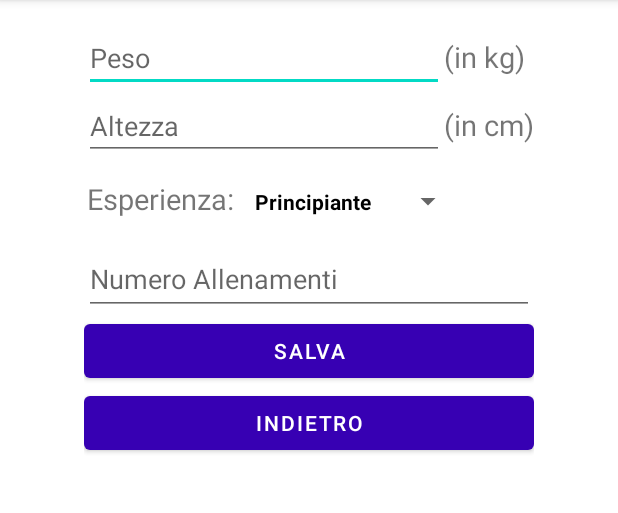
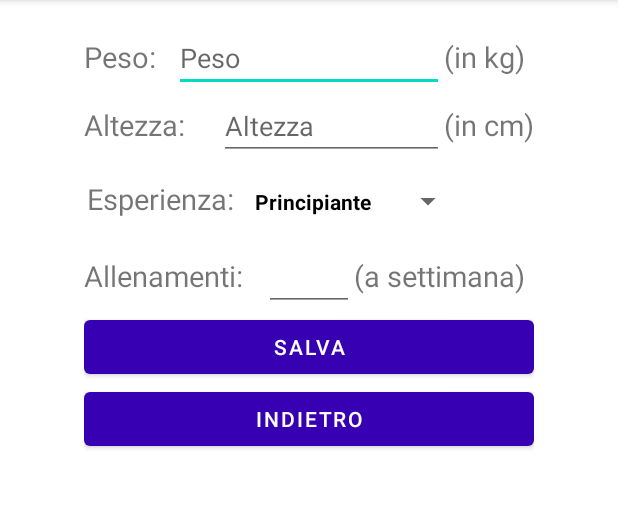
Before and after one commit to Tensa53/SmartGym, an Android app: the ModificaCaratteristicheActivity screen opened directly, with no data from a screen before it, on a phone screen of 412 x 824 dp, the part 84-597 px from its top. Run offline under Robolectric (Android 15) with nearby library versions, the light colour scheme and no system bars; our stand-ins replace Firebase (no records; nobody signed in at launch, a user with empty details on screens opened directly); 6 statements that could not run were skipped.

Commit message:
Migliorie ai controlli dei form

```diff
--- a/app/build.gradle
+++ b/app/build.gradle
@@ -43,5 +43,6 @@ dependencies {
     implementation 'androidx.navigation:navigation-ui:2.5.3'
     testImplementation 'junit:junit:4.13.2'
     androidTestImplementation 'androidx.test.ext:junit:1.1.4'
+    testImplementation "org.mockito:mockito-core:3.+"
     androidTestImplementation 'androidx.test.espresso:espresso-core:3.5.0'
 }
--- a/app/src/main/java/com/example/smartgym/infoUtenti/application/activity/ModificaCaratteristicheActivity.java
+++ b/app/src/main/java/com/example/smartgym/infoUtenti/application/activity/ModificaCaratteristicheActivity.java
@@ -10,15 +10,18 @@ import android.widget.AdapterView;
 import android.widget.ArrayAdapter;
 import android.widget.AutoCompleteTextView;
 import android.widget.Button;
+import android.widget.EditText;
 import android.widget.Spinner;
 import android.widget.TextView;
 import android.widget.Toast;
 
 import com.example.smartgym.R;
+import com.example.smartgym.infoUtenti.application.exception.AthleteFeaturesFieldException;
 import com.example.smartgym.infoUtenti.application.logic.AthleteInfo;
 import com.example.smartgym.infoUtenti.application.logic.LoginRegistration;
 import com.example.smartgym.infoUtenti.storage.entity.Atleta;
 import com.example.smartgym.start.MainActivity;
+import com.example.smartgym.utils.FormUtils;
 import com.google.android.gms.tasks.OnFailureListener;
 import com.google.android.gms.tasks.OnSuccessListener;
 import com.google.android.gms.tasks.Task;
@@ -26,15 +29,16 @@ import com.google.android.gms.tasks.Task;
 public class ModificaCaratteristicheActivity extends AppCompatActivity implements View.OnClickListener {
 
     Button btUpdate, btReturn;
-    TextView weight, height, allenamenti;
-    Atleta myAthlete;
+    EditText etPeso, etAltezza, etAllenamenti;
+    Spinner spinnerEsperienza;
+
     LoginRegistration loginRegistration;
     AthleteInfo athleteInfo;
-    Spinner spinnerEsperienza;
-    AutoCompleteTextView autoCompleteTextViewAllenamenti, autoCompleteTextViewEsperienza;
+    FormUtils formUtils;
+    Atleta myAthlete;
+
     ArrayAdapter<String> adapterItems;
     String[] itemsExperience = {"Principiante","Intermedio","Esperto"};
-    String[] itemsAllenamenti = {"1","2","3","4","5","6","7"};
 
     @Override
     protected void onCreate(Bundle savedInstanceState) {
@@ -47,14 +51,21 @@ public class ModificaCaratteristicheActivity extends AppCompatActivity implement
 
         athleteInfo = new AthleteInfo();
 
-        btUpdate = findViewById(R.id.btUpdate);
-        btReturn = findViewById(R.id.btReturn);
+        formUtils = new FormUtils();
 
-        spinnerEsperienza = findViewById(R.id.spinnerEsperienza);
+        widgetBinding();
 
         adapterItems = new ArrayAdapter<String>(this, R.layout.list_experience, itemsExperience);
 
         spinnerEsperienza.setAdapter(adapterItems);
+
+        spinnerEsperienza.setSelection(myAthlete.esperienzaValue());
+
+        etPeso.setText("" + myAthlete.getPeso());
+
+        etAltezza.setText("" + myAthlete.getAltezza());
+
+        etAllenamenti.setText("" + myAthlete.getAllenamentiSettimanali());
 
         spinnerEsperienza.setOnItemSelectedListener(new AdapterView.OnItemSelectedListener() {
             @Override
@@ -68,47 +79,6 @@ public class ModificaCaratteristicheActivity extends AppCompatActivity implement
 
             }
         });
-
-        spinnerEsperienza.setSelection(myAthlete.esperienzaValue());
-
-
-
-//        autoCompleteTextViewAllenamenti = findViewById(R.id.autoCompleteTextViewAllenamenti);
-//        autoCompleteTextViewAllenamenti.setAdapter(adapterItems);
-//        autoCompleteTextViewAllenamenti.setOnItemSelectedListener(new AdapterView.OnItemSelectedListener() {
-//            @Override
-//            public void onItemSelected(AdapterView<?> adapterView, View view, int i, long l) {
-//                String item = (String) adapterView.getItemAtPosition(i);
-//            }
-//
-//            @Override
-//            public void onNothingSelected(AdapterView<?> adapterView) {
-//
-//            }
-//        });
-//
-//        autoCompleteTextViewEsperienza = findViewById(R.id.autoCompleteTextViewEsperienza);
-//        adapterItems = new ArrayAdapter<String>(this, R.layout.list_experience, itemsExperience);
-//        autoCompleteTextViewEsperienza.setAdapter(adapterItems);
-//        autoCompleteTextViewEsperienza.setOnItemSelectedListener(new AdapterView.OnItemSelectedListener() {
-//            @Override
-//            public void onItemSelected(AdapterView<?> adapterView, View view, int i, long l) {
-//                String item = (String) adapterView.getItemAtPosition(i);
-//            }
-//
-//            @Override
-//            public void onNothingSelected(AdapterView<?> adapterView) {
-//
-//            }
-//        });
-
-
-        weight = findViewById(R.id.weightValue);
-        weight.setText(myAthlete.getPeso() + "");
-        height = findViewById(R.id.heightValue);
-        height.setText(myAthlete.getAltezza() + "");
-        allenamenti = findViewById(R.id.numAllenamenti);
-        allenamenti.setText(myAthlete.getAllenamentiSettimanali() + "");
 
         btUpdate.setOnClickListener(this);
         btReturn.setOnClickListener(this);
@@ -126,11 +96,23 @@ public class ModificaCaratteristicheActivity extends AppCompatActivity implement
         }
     }
 
+    private void widgetBinding() {
+        btUpdate = findViewById(R.id.btUpdate);
+        btReturn = findViewById(R.id.btReturn);
+        etPeso = findViewById(R.id.etPeso);
+        etAltezza = findViewById(R.id.etAltezza);
+        etAllenamenti = findViewById(R.id.etAllenamenti);
+        spinnerEsperienza = findViewById(R.id.spinnerEsperienza);
+    }
+
     private void onUpdate(){
-        Integer peso = Integer.valueOf(weight.getText().toString());
-        Integer altezza = Integer.valueOf(height.getText().toString());
-        Integer numeroAllenamenti = Integer.valueOf(allenamenti.getText().toString());
+        Integer peso = Integer.valueOf(etPeso.getText().toString());
+        Integer altezza = Integer.valueOf(etAltezza.getText().toString());
+        Integer numeroAllenamenti = Integer.valueOf(etAllenamenti.getText().toString());
         String esperienza = spinnerEsperienza.getSelectedItem().toString();
+
+        try {
+            formUtils.controllaCaratteristicheAtleta(peso, altezza, numeroAllenamenti);
 
             myAthlete.setPeso(peso);
             myAthlete.setAltezza(altezza);
@@ -151,6 +133,25 @@ public class ModificaCaratteristicheActivity extends AppCompatActivity implement
                     Toast.makeText(getApplicationContext(), e.getMessage(), Toast.LENGTH_LONG).show();
                 }
             });
+
+        } catch (AthleteFeaturesFieldException e) {
+            showError(e.getMessage());
+        }
+    }
+
+    private void showError(String error) {
+        String id = error.split("_")[0];
+        String msg = error.split("_")[1];
+
+        if (id.substring(0,2).equals("et")){
+            int rid = getResources().getIdentifier(id, "id", getPackageName());
+
+            EditText et = findViewById(rid);
+
+            et.setError(msg);
+        } else
+            Toast.makeText(getApplicationContext(), msg, Toast.LENGTH_SHORT).show();
+
     }
 
     private void lanciaHome() {
--- a/app/src/main/res/layout/activity_modifica_caratteristiche.xml
+++ b/app/src/main/res/layout/activity_modifica_caratteristiche.xml
@@ -21,14 +21,24 @@
             android:layout_height="wrap_content"
             android:orientation="horizontal">
 
+            <TextView
+                android:id="@+id/tvPeso"
+                android:layout_width="0dp"
+                android:layout_weight="20"
+                android:layout_height="wrap_content"
+                android:text="Peso:"
+                android:textSize="19sp"/>
+
             <EditText
-                android:id="@+id/weightValue"
+                android:id="@+id/etPeso"
                 android:layout_width="0dp"
-                android:layout_weight="80"
+                android:layout_weight="60"
                 android:layout_height="wrap_content"
+                android:inputType="number"
                 android:hint="Peso" />
 
             <TextView
+                android:id="@+id/tvKilogrammi"
                 android:layout_width="0dp"
                 android:layout_weight="20"
                 android:layout_height="wrap_content"
@@ -43,14 +53,24 @@
             android:layout_height="wrap_content"
             android:orientation="horizontal">
 
+            <TextView
+                android:id="@+id/tvAltezza"
+                android:layout_width="0dp"
+                android:layout_weight="30"
+                android:layout_height="wrap_content"
+                android:text="Altezza:"
+                android:textSize="19sp"/>
+
             <EditText
-                android:id="@+id/heightValue"
+                android:id="@+id/etAltezza"
                 android:layout_width="0dp"
-                android:layout_weight="80"
+                android:layout_weight="50"
                 android:layout_height="wrap_content"
+                android:inputType="number"
                 android:hint="Altezza" />
 
             <TextView
+                android:id="@+id/tvCentimetri"
                 android:layout_width="0dp"
                 android:layout_weight="20"
                 android:layout_height="wrap_content"
@@ -58,15 +78,6 @@
                 android:textSize="19sp"/>
 
         </LinearLayout>
-
-
-
-        <!--<EditText
-            android:id="@+id/experienceValue"
-            android:layout_width="match_parent"
-            android:layout_height="wrap_content"
-            android:hint="Esperienza"
-            android:minHeight="48dp" /> -->
 
         <LinearLayout
             android:id="@+id/ll4"
@@ -91,35 +102,40 @@
 
         </LinearLayout>
 
-        <EditText
-            android:id="@+id/numAllenamenti"
+        <LinearLayout
+            android:id="@+id/ll5"
             android:layout_width="match_parent"
             android:layout_height="wrap_content"
-            android:inputType="number"
-            android:hint="Numero Allenamenti"
-            android:minHeight="48dp" />
+            android:orientation="horizontal">
 
-<!--        <com.google.android.material.textfield.TextInputLayout-->
-<!--            style="@style/Widget.MaterialComponents.TextInputLayout.OutlinedBox.ExposedDropdownMenu"-->
-<!--            android:layout_width="match_parent"-->
-<!--            android:layout_height="wrap_content"-->
-<!--            android:layout_margin="20dp"-->
-<!--            app:layout_constraintLeft_toLeftOf="parent"-->
-<!--            app:layout_constraintRight_toRightOf="parent"-->
-<!--            app:layout_constraintTop_toTopOf="parent">-->
+            <TextView
+                android:id="@+id/tvNumAllenamenti"
+                android:layout_width="0dp"
+                android:layout_weight="40"
+                android:layout_height="wrap_content"
+                android:text="Allenamenti:"
+                android:textSize="19sp"/>
 
-<!--            <AutoCompleteTextView-->
-<!--                android:id="@+id/autoCompleteTextViewAllenamenti"-->
-<!--                android:layout_width="match_parent"-->
-<!--                android:layout_height="match_parent"-->
-<!--                android:layout_weight="1"-->
-<!--                android:inputType="none"-->
-<!--                android:text="Allenamenti Settimanali"-->
+            <EditText
+                android:id="@+id/etAllenamenti"
+                android:layout_width="0dp"
+                android:layout_weight="20"
+                android:layout_height="wrap_content"
+                android:inputType="number"
+                android:maxLength="1"
+                android:gravity="center"
+                android:digits="0123456789"
+                />
 
-<!--                />-->
+            <TextView
+                android:id="@+id/tvSettimana"
+                android:layout_width="0dp"
+                android:layout_weight="40"
+                android:layout_height="wrap_content"
+                android:text="(a settimana)"
+                android:textSize="19sp"/>
 
-
-<!--        </com.google.android.material.textfield.TextInputLayout>-->
+        </LinearLayout>
 
         <Button
             android:id="@+id/btUpdate"
```
Also changed, not shown: app/src/main/java/com/example/smartgym/gestioneScheda/application/exception/ExcersisesDurationExceededException.java (added, +8 -0 lines), app/src/main/java/com/example/smartgym/gestioneScheda/application/exception/ExercisesRepsExceededException.java (added, +11 -0 lines), app/src/main/java/com/example/smartgym/infoUtenti/application/activity/LoginActivity.java (+13 -1 lines), app/src/main/java/com/example/smartgym/infoUtenti/application/activity/RegisterActivity.java (+20 -3 lines), app/src/main/java/com/example/smartgym/infoUtenti/application/exception/AthleteFeaturesFieldException.java (added, +8 -0 lines), app/src/main/java/com/example/smartgym/utils/FormUtils.java (+61 -13 lines). Lines whose indentation alone changed are shown as unchanged.
